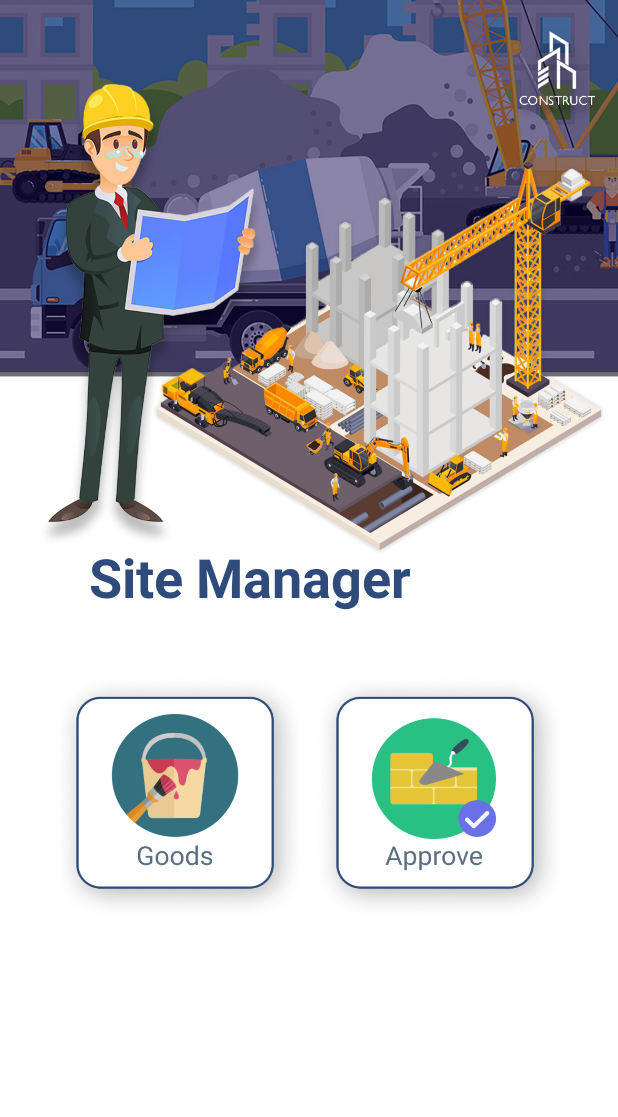
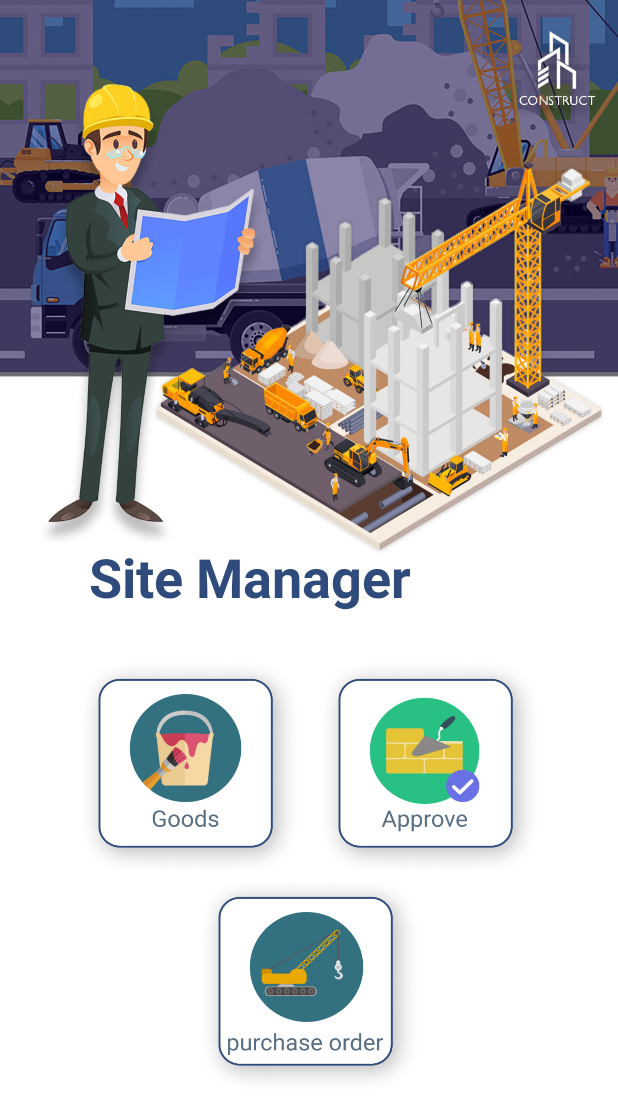
Before and after one commit to ravindukariyapperuma/Construction-Mobile-App, an Android app: the SiteManagerDashboard screen opened directly, with no data from a screen before it, on a phone screen of 412 x 824 dp. Shown: the top 1117 px of the screen. Run offline under Robolectric (Android 15) with nearby library versions, the phone set to English and light mode, and no system bars.

Commit message:
purchase-order-icon

```diff
--- a/app/src/main/res/layout/activity_site_manager_dashboard.xml
+++ b/app/src/main/res/layout/activity_site_manager_dashboard.xml
@@ -22,11 +22,11 @@
 
         <ImageButton
             android:id="@+id/approve"
-            android:layout_width="170dp"
-            android:layout_height="165dp"
-            android:layout_marginStart="3dp"
-            android:layout_marginLeft="3dp"
-            android:layout_marginTop="40dp"
+            android:layout_width="150dp"
+            android:layout_height="145dp"
+            android:layout_marginStart="10dp"
+            android:layout_marginLeft="10dp"
+            android:layout_marginTop="30dp"
             android:background="@drawable/approve"
             app:layout_constraintEnd_toStartOf="@+id/imageView6"
             app:layout_constraintHorizontal_bias="0.5"
@@ -35,14 +35,23 @@
 
         <ImageButton
             android:id="@+id/goods"
-            android:layout_width="170dp"
-            android:layout_height="165dp"
-            android:layout_marginTop="40dp"
+            android:layout_width="150dp"
+            android:layout_height="145dp"
+            android:layout_marginTop="30dp"
             android:background="@drawable/goods"
             app:layout_constraintEnd_toStartOf="@+id/approve"
             app:layout_constraintHorizontal_bias="0.5"
             app:layout_constraintStart_toEndOf="@+id/imageView6"
             app:layout_constraintTop_toBottomOf="@+id/textView12" />
+
+        <ImageButton
+            android:id="@+id/purchaseorder"
+            android:layout_width="150dp"
+            android:layout_height="145dp"
+            android:background="@drawable/purchaseorder"
+            app:layout_constraintEnd_toEndOf="@+id/approve"
+            app:layout_constraintStart_toStartOf="@+id/goods"
+            app:layout_constraintTop_toBottomOf="@+id/goods" />
 
         <TextView
             android:id="@+id/textView12"
```
Also changed, not shown: app/src/main/res/drawable-v24/purchaseorder.png (added).
